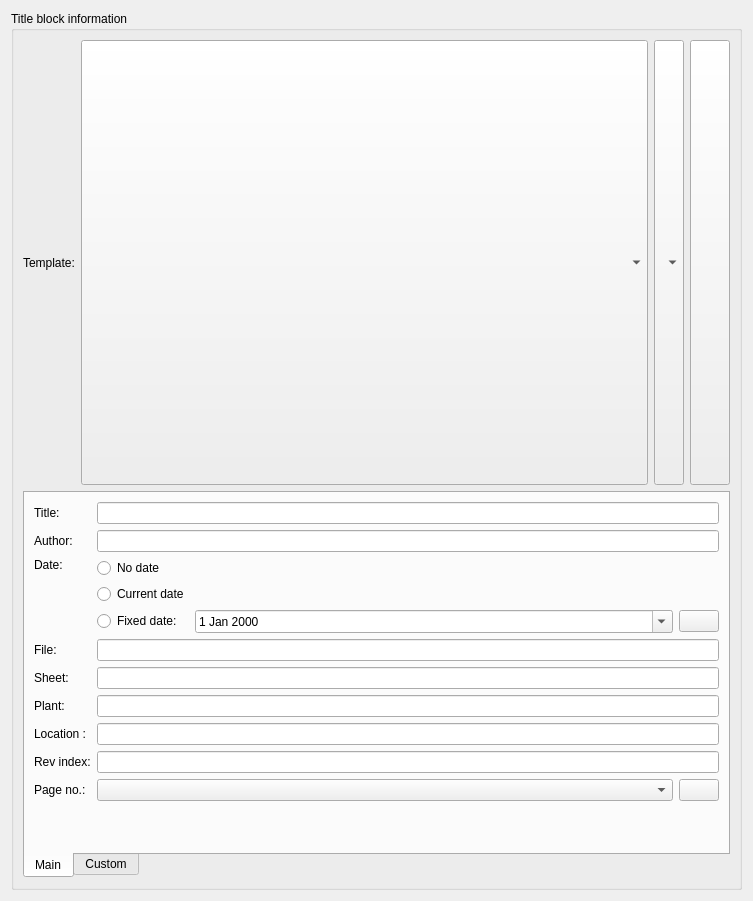
Qt form sources/ui/titleblockpropertieswidget.ui (qelectrotech/qelectrotech-source-mirror) before a commit.
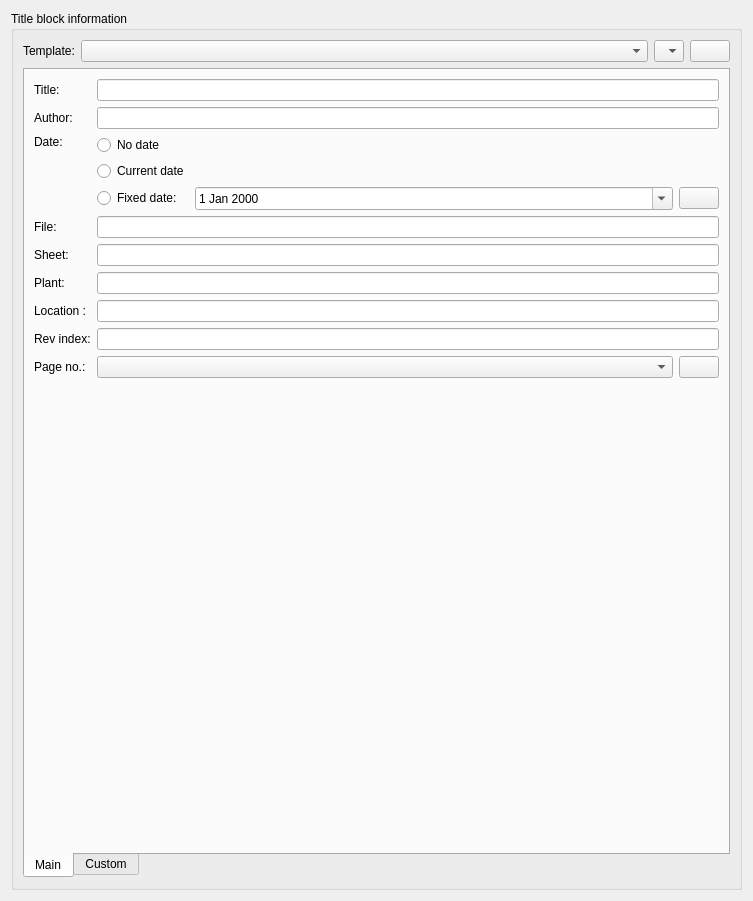
The same form after that commit. Icons and pictures are not drawn.

Commit message: Say outright which widget takes the free height of the Sheet tab

What changed in the file:
```diff
--- a/sources/ui/titleblockpropertieswidget.ui
+++ b/sources/ui/titleblockpropertieswidget.ui
@@ -53,7 +53,7 @@
         <item>
          <widget class="QComboBox" name="m_tbt_cb">
           <property name="sizePolicy">
-           <sizepolicy hsizetype="Preferred" vsizetype="Expanding">
+           <sizepolicy hsizetype="Preferred" vsizetype="Preferred">
             <horstretch>0</horstretch>
             <verstretch>0</verstretch>
            </sizepolicy>
@@ -63,7 +63,7 @@
         <item>
          <widget class="QComboBox" name="m_display_at_cb">
           <property name="sizePolicy">
-           <sizepolicy hsizetype="Preferred" vsizetype="Expanding">
+           <sizepolicy hsizetype="Preferred" vsizetype="Preferred">
             <horstretch>0</horstretch>
             <verstretch>0</verstretch>
            </sizepolicy>
@@ -110,7 +110,7 @@
         <item>
          <widget class="QPushButton" name="m_tbt_pb">
           <property name="sizePolicy">
-           <sizepolicy hsizetype="Preferred" vsizetype="Expanding">
+           <sizepolicy hsizetype="Preferred" vsizetype="Preferred">
             <horstretch>0</horstretch>
             <verstretch>0</verstretch>
            </sizepolicy>
@@ -137,7 +137,7 @@
       <item>
        <widget class="QTabWidget" name="tabWidget">
         <property name="sizePolicy">
-         <sizepolicy hsizetype="Preferred" vsizetype="Preferred">
+         <sizepolicy hsizetype="Preferred" vsizetype="Expanding">
           <horstretch>0</horstretch>
           <verstretch>0</verstretch>
          </sizepolicy>
```
The commit also changes 4 other files.
